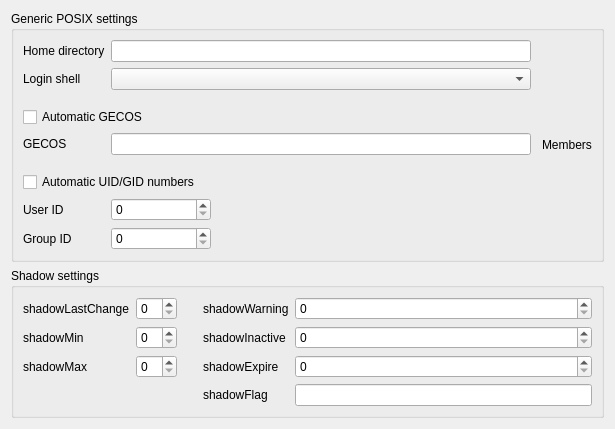
First picture: the form in agent/src/clacks/agent/data/templates/default/posix-user.ui, repository gonicus/clacks, before the edit.
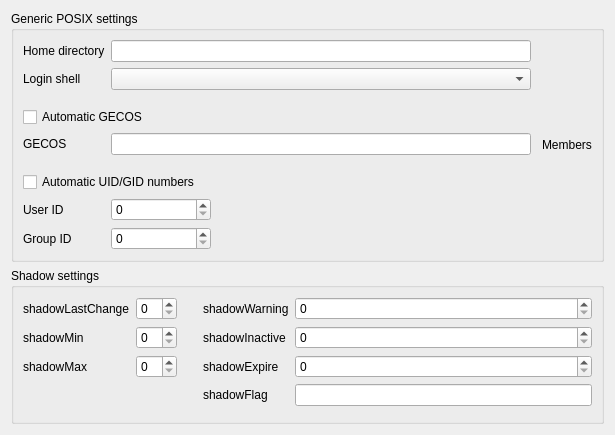
Second picture: the form after the edit. Icons and pictures are not drawn.

Commit message: Updated widget heights

```diff
--- a/agent/src/clacks/agent/data/templates/default/posix-user.ui
+++ b/agent/src/clacks/agent/data/templates/default/posix-user.ui
@@ -7,7 +7,7 @@
     <x>0</x>
     <y>0</y>
     <width>615</width>
-    <height>428</height>
+    <height>360</height>
    </rect>
   </property>
   <property name="windowTitle">
@@ -309,6 +309,22 @@
           <item row="3" column="1">
            <widget class="QLineEdit" name="shadowFlagEdit"/>
           </item>
+          <item row="4" column="1">
+           <spacer name="verticalSpacer_14">
+            <property name="sizeType">
+             <enum>QSizePolicy::Expanding</enum>
+            </property>
+            <property name="orientation">
+             <enum>Qt::Vertical</enum>
+            </property>
+            <property name="sizeHint" stdset="0">
+             <size>
+              <width>20</width>
+              <height>50</height>
+             </size>
+            </property>
+           </spacer>
+          </item>
          </layout>
         </item>
        </layout>
```
The commit also changes 2 other files.
